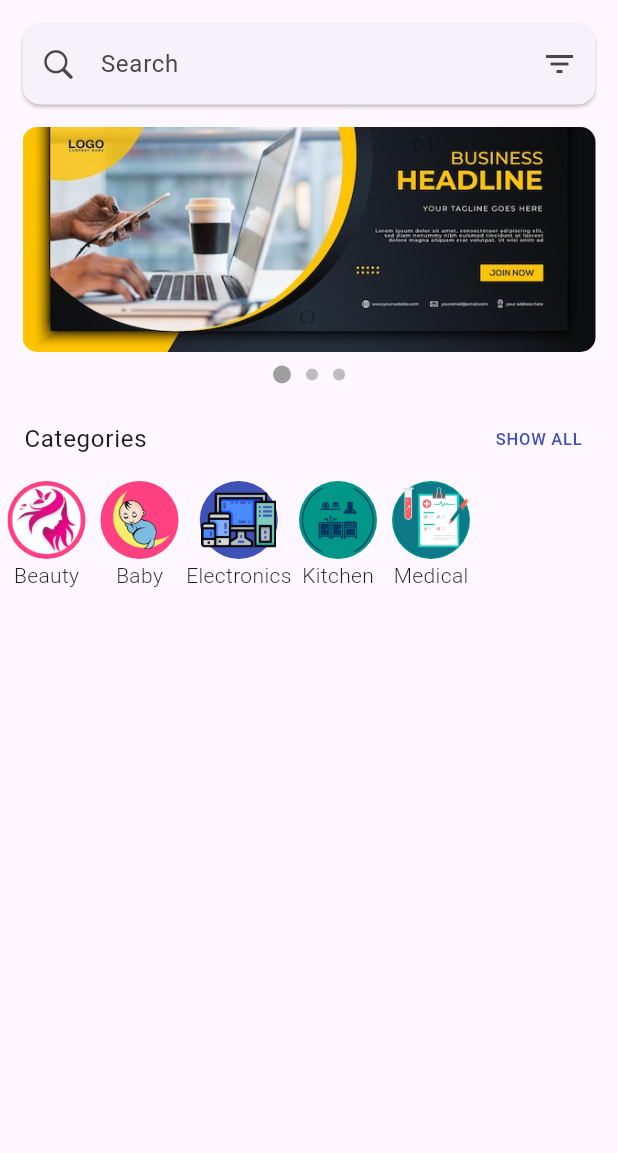
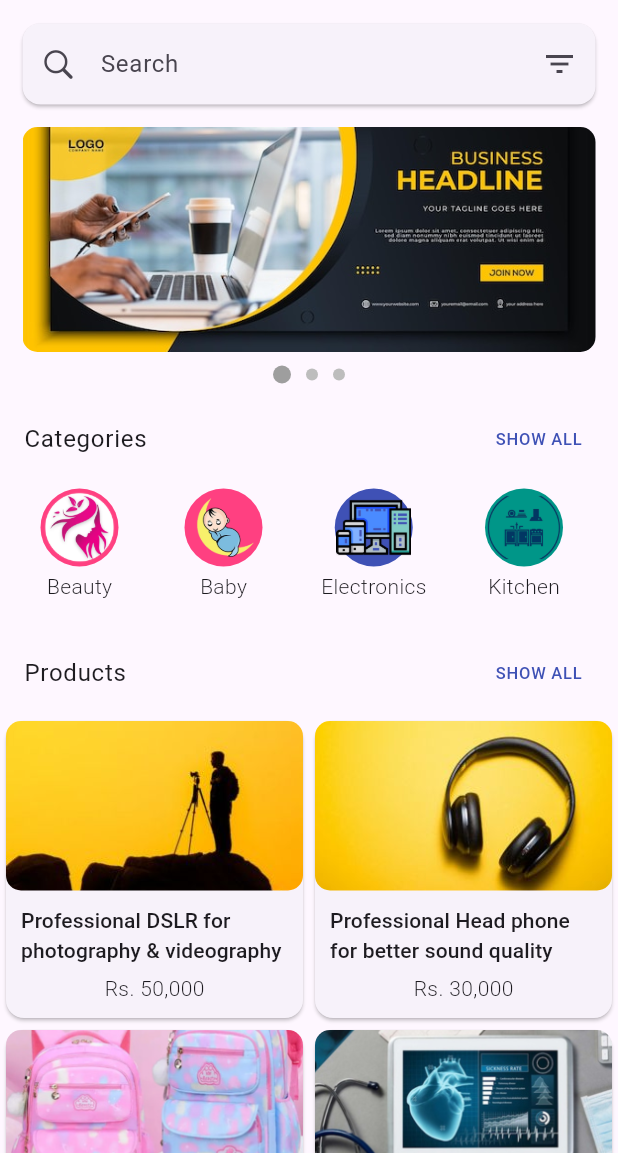
Before and after one commit to mdmhamudulislamrakib/flutter-code, a Flutter app: the Home screen opened directly, on a phone screen of 412 x 824 dp, the part 83-1236 px from its top. Run offline on Flutter 3.47's test engine with Material 3 defaults, Android fonts, the phone set to English and light mode, and no system bars; our stand-ins replace curved_navigation_bar, firebase_auth, firebase_core; accounts and stored records are empty; statements that could not run were skipped.

Commit message:
image add

```diff
--- a/e_commers_app/lib/home.dart
+++ b/e_commers_app/lib/home.dart
@@ -1,6 +1,7 @@
 import 'package:flutter/material.dart';
 import 'package:flutter/cupertino.dart';
 import 'package:e_commers_app/widgets/item_banner.dart';
+import 'package:e_commers_app/widgets/item_product.dart';
 import 'package:e_commers_app/widgets/item_category.dart';
 
 class Home extends StatefulWidget {
@@ -91,16 +92,66 @@ class _HomeState extends State<Home> {
         height: 100,
         child: ListView(
           scrollDirection: Axis.horizontal,
+          padding: EdgeInsets.all(5),
           children: [
-            ItemCategory(title: 'Beauty', image: 'beauty.png', color: Colors.pinkAccent),
+              ItemCategory(title: 'Beauty', image: 'beauty.png', color: Colors.pinkAccent),
               ItemCategory(title: 'Baby', image: 'baby.png', color: Colors.pinkAccent),
               ItemCategory(title: 'Electronics', image: 'electronics.png', color: Colors.indigo),
               ItemCategory(title: 'Kitchen', image: 'kitchen.png', color: Colors.teal),
               ItemCategory(title: 'Medical', image: 'medical.png', color: Colors.teal),
-
           ],
         ),
+      ),
+      //product...............
+
+      ListTile(
+        title: Text('Products'),
+        trailing: Text('SHOW ALL', style: TextStyle(color: Colors.indigo),),
+      ),
+      GridView.count(
+        crossAxisCount: 2,
+        shrinkWrap: true,
+        physics: NeverScrollableScrollPhysics(),
+        children: [
+          ItemProduct(
+          title:'Professional DSLR for photography & videography',
+          image: 'product1.jpg',
+          price: '50,000'
+          ),
+
+          ItemProduct(
+          title:'Professional Head phone for better sound quality',
+          image: 'product2.jpg',
+          price: '30,000'
+          ),
+
+          ItemProduct(
+          title:'baby beg for baby of age 0-3 years',
+          image: 'product3.png',
+          price: '60,000'
+          ),
+
+          ItemProduct(
+          title:',edical item for personal protection',
+          image: 'product4.png',
+          price: '10,000'
+          ),
+
+          ItemProduct(
+          title:'fan for home and office use',
+          image: 'product5.png',
+          price: '20,000'
+          ),
+
+          ItemProduct(
+          title:'Ac for summer season',
+          image: 'product6.png',
+          price: '300,000'
+          )
+
+        ]
       )
+
        ],
       ),
     );
--- a/e_commers_app/lib/widgets/item_category.dart
+++ b/e_commers_app/lib/widgets/item_category.dart
@@ -7,8 +7,10 @@ class ItemCategory extends StatelessWidget {
 
   @override
   Widget build(BuildContext context) {
-    return Column(
-              spacing:1,
+    return Padding(
+      padding: const EdgeInsets.symmetric(horizontal:17),
+      child: Column(
+                spacing:3,
                 children: [
                   Container(
                     padding: EdgeInsets.all(1),
@@ -20,6 +22,7 @@ class ItemCategory extends StatelessWidget {
                     ),
                   Text(title, style:TextStyle(fontWeight: FontWeight.w300),),
                 ],
+              ),
     );
   }
 }
--- /dev/null
+++ b/e_commers_app/lib/widgets/item_product.dart
@@ -0,0 +1,36 @@
+import 'package:flutter/material.dart';
+
+class ItemProduct extends StatelessWidget {
+  final String title,image,price;
+  const ItemProduct({super.key, required this.title, required this.image, required this.price});
+
+  @override
+  Widget build(BuildContext context) {
+    return Card(
+            child: Column(
+              children: [
+                Flexible(
+                  child:ClipRRect(
+                    borderRadius: BorderRadius.circular(10),
+                  child: Image.asset('assets/images/$image',width: double.infinity,fit:BoxFit.cover,),
+                  )
+                  ),
+                Padding(
+                  padding: const EdgeInsets.all(10),
+                  child: Column(
+                    spacing: 5,
+                    children: [
+                      Text(title,
+                      maxLines: 2,
+                      overflow: TextOverflow.ellipsis,
+                      style: Theme.of(context).textTheme.titleSmall,
+                      ),
+                       Text('Rs. $price',style: TextStyle(fontWeight: FontWeight.w300),),
+                    ],
+                  ),
+                )
+              ],
+            ) ,
+          );
+  }
+}
```
Also changed, not shown: e_commers_app/assets/images/product1.jpg (added), e_commers_app/assets/images/product2.jpg (added), e_commers_app/assets/images/product3.jpg (added), e_commers_app/assets/images/product3.png (added), e_commers_app/assets/images/product4.png (added), e_commers_app/assets/images/product5.png (added), e_commers_app/assets/images/product6.png (added). Lines whose indentation alone changed are shown as unchanged.
